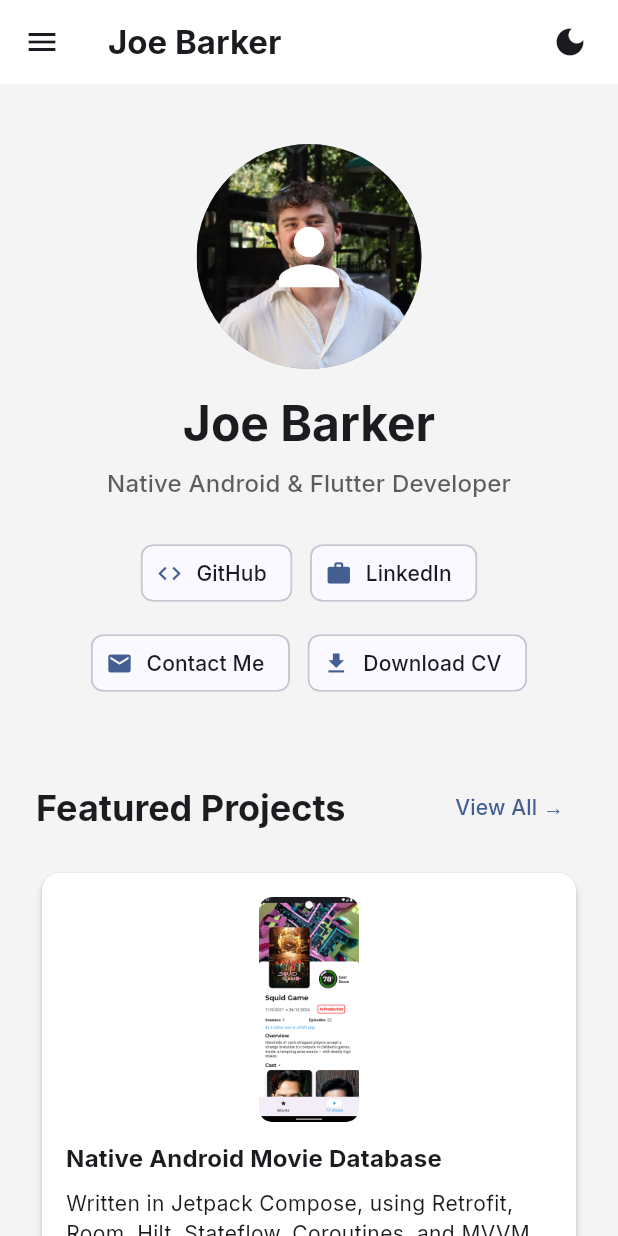
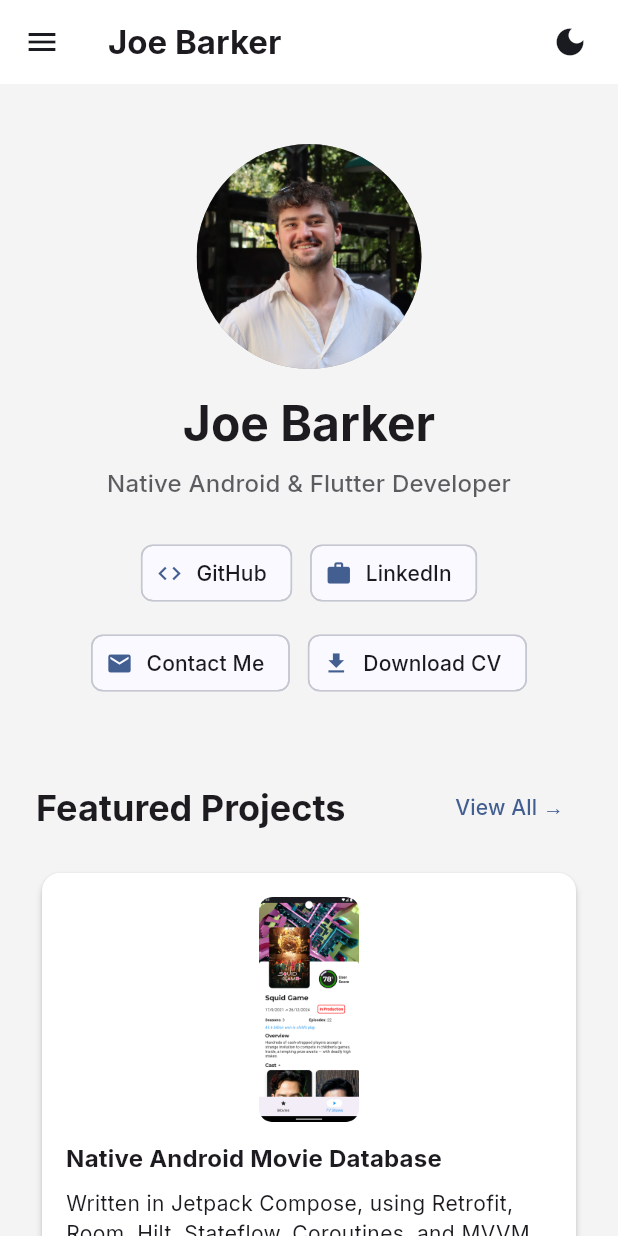
Before and after one commit to JoeGeC/portfolio, a Flutter app: the screen it shows after launch, on a phone screen of 412 x 824 dp. Run offline on Flutter 3.47's test engine with Material 3 defaults, Android fonts, the phone set to English and light mode, and no system bars; our stand-ins replace flutter_markdown, go_router, google_fonts, shared_preferences.

Commit message:
removed icon from profile picture

```diff
--- a/lib/pages/home_page.dart
+++ b/lib/pages/home_page.dart
@@ -53,7 +53,6 @@ class _ProfileSection extends StatelessWidget {
           radius: 75,
           backgroundColor: Colors.grey,
           backgroundImage: AssetImage(AppAssets.profilePicture),
-          child: Icon(Icons.person, size: 60, color: Colors.white),
         ),
         const SizedBox(height: 16),
         Text(
```
